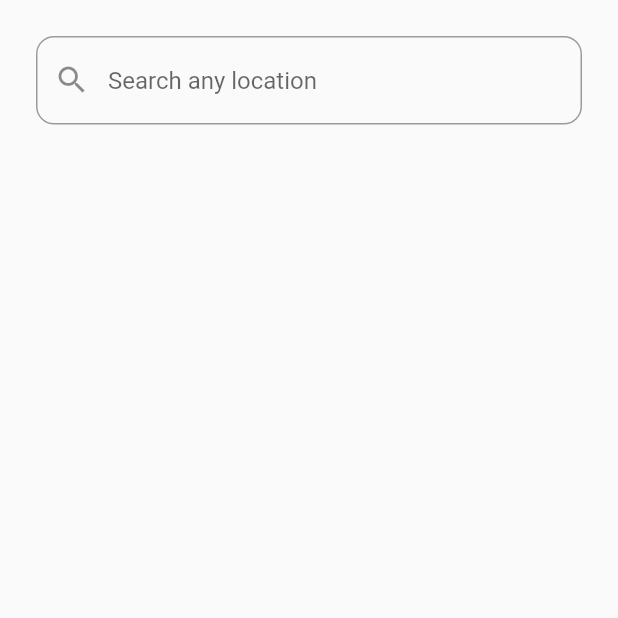
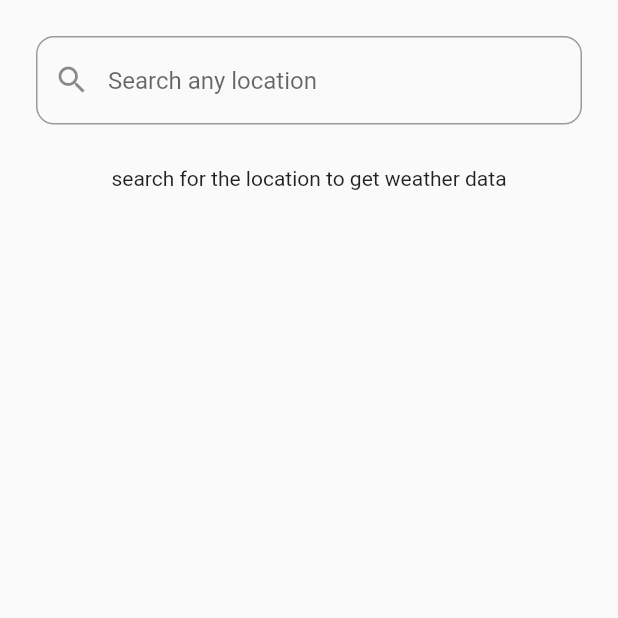
Before and after one commit to SaileshAcharya1229/weather_app, a Flutter app: the screen it shows after launch, on a phone screen of 412 x 824 dp, the top half of it. Run offline on Flutter 3.47's test engine with Material 2 defaults, Android fonts, the phone set to English and light mode, and no system bars.

Commit message:
Finishing up the code

```diff
--- a/lib/api.dart
+++ b/lib/api.dart
@@ -8,7 +8,7 @@ class WeatherApi {
   final String baseUrl = "http://api.weatherapi.com/v1/current.json";
 
   // ignore: non_constant_identifier_names
-  Future<ApiResponse>(String location) async {
+  Future<ApiResponse> getCurrentWeather(String location) async {
     String apiUrl = "$baseUrl?key=$apikey&q=$location";
     try {
       final response = await http.get(Uri.parse(apiUrl));
--- a/lib/homepage.dart
+++ b/lib/homepage.dart
@@ -10,23 +10,37 @@ class HomePage extends StatefulWidget {
 }
 
 class _HomePageState extends State<HomePage> {
+  ApiResponse? response;
+  bool inProgress = false;
+  String message = "search for the location to get weather data";
   @override
   Widget build(BuildContext context) {
     return SafeArea(
         child: Scaffold(
-            body: Container(
-      padding: const EdgeInsets.all(16),
-      child: Column(
-        children: [_buildSearchWidget()],
+      body: Container(
+        padding: const EdgeInsets.all(16),
+        child: Column(
+          children: [
+            _buildSearchWidget(),
+            const SizedBox(
+              height: 20,
+            ),
+            if (inProgress)
+              CircularProgressIndicator()
+            else
+              Expanded(
+                  child: SingleChildScrollView(child: _buildWeatherWidget())),
+          ],
+        ),
       ),
-    )));
+    ));
   }
 
   Widget _buildSearchWidget() {
     return Padding(
       padding: const EdgeInsets.all(8.0),
       child: TextField(
-        decoration: InputDecoration(
+        decoration: const InputDecoration(
           hintText: "Search any location",
           prefixIcon: Icon(Icons.search),
           border: OutlineInputBorder(
@@ -40,8 +54,167 @@ class _HomePageState extends State<HomePage> {
     );
   }
 
+  Widget _buildWeatherWidget() {
+    if (response == null) {
+      return Text(message);
+    } else {
+      return Column(
+        crossAxisAlignment: CrossAxisAlignment.start,
+        children: [
+          Row(
+            crossAxisAlignment: CrossAxisAlignment.end,
+            children: [
+              Icon(
+                Icons.location_on,
+                size: 50,
+              ),
+              Text(
+                response?.location?.name ?? "",
+                style: TextStyle(
+                  fontSize: 40,
+                  fontWeight: FontWeight.w300,
+                ),
+              ),
+              Text(
+                response?.location?.country ?? "",
+                style: TextStyle(
+                  fontSize: 40,
+                  fontWeight: FontWeight.w300,
+                ),
+              ),
+            ],
+          ),
+          const SizedBox(
+            height: 10,
+          ),
+          Row(
+            crossAxisAlignment: CrossAxisAlignment.end,
+            children: [
+              Padding(
+                padding: const EdgeInsets.all(8.0),
+                child: Text(
+                  (response?.current?.tempC.toString() ?? "") + "°c",
+                  style: TextStyle(
+                    fontSize: 60,
+                    fontWeight: FontWeight.bold,
+                  ),
+                ),
+              ),
+              Text(
+                (response?.current?.condition?.text.toString() ?? ""),
+                style: TextStyle(
+                  fontSize: 60,
+                  fontWeight: FontWeight.w500,
+                ),
+              ),
+            ],
+          ),
+          Center(
+            child: SizedBox(
+              height: 200,
+              child: Image.network(
+                "https:${response?.current?.condition?.icon}"
+                    .replaceAll("64 x 64", "128 x 128"),
+                scale: 0.7,
+              ),
+            ),
+          ),
+          Card(
+            elevation: 4,
+            color: Colors.white,
+            child: Column(
+              children: [
+                Row(
+                  mainAxisAlignment: MainAxisAlignment.spaceAround,
+                  children: [
+                    _dataAndTitleWidget("humidity",
+                        response?.current?.humidity?.toString() ?? ""),
+                    _dataAndTitleWidget(
+                        "wind speed",
+                        (response?.current?.windKph?.toString() ?? "") +
+                            "km/h"),
+                  ],
+                ),
+                Row(
+                  mainAxisAlignment: MainAxisAlignment.spaceAround,
+                  children: [
+                    _dataAndTitleWidget("humidity",
+                        response?.current?.humidity?.toString() ?? ""),
+                    _dataAndTitleWidget(
+                        "wind speed",
+                        (response?.current?.windKph?.toString() ?? "") +
+                            "km/h"),
+                  ],
+                ),
+                Row(
+                  mainAxisAlignment: MainAxisAlignment.spaceAround,
+                  children: [
+                    _dataAndTitleWidget(
+                        "UV", response?.current?.uv?.toString() ?? ""),
+                    _dataAndTitleWidget("precipitation",
+                        (response?.current?.precipMm?.toString() ?? "") + "mm"),
+                  ],
+                ),
+                Row(
+                  mainAxisAlignment: MainAxisAlignment.spaceAround,
+                  children: [
+                    _dataAndTitleWidget("Local Time",
+                        response?.location?.localtime?.split(" ").last ?? ""),
+                    _dataAndTitleWidget("Long Date",
+                        response?.location?.localtime?.split(" ").first ?? ""),
+                  ],
+                ),
+              ],
+            ),
+          ),
+        ],
+      );
+    }
+  }
+
+  Widget _dataAndTitleWidget(String title, String data) {
+    return Padding(
+      padding: const EdgeInsets.all(18.0),
+      child: Column(
+        children: [
+          Text(
+            data,
+            style: const TextStyle(
+              fontSize: 27,
+              color: Colors.black87,
+              fontWeight: FontWeight.w600,
+            ),
+          ),
+          Text(
+            title,
+            style: const TextStyle(
+              fontSize: 27,
+              color: Colors.black87,
+              fontWeight: FontWeight.w600,
+            ),
+          ),
+        ],
+      ),
+    );
+  }
+
   _getWeatherData(String location) async {
-    ApiResponse response = WeatherApi().getCurrentWeather(location);
-    print(response.toJson());
+    setState(() {
+      inProgress = true;
+    });
+
+    try {
+      ApiResponse response = await WeatherApi().getCurrentWeather(location);
+      print(response.toJson());
+    } catch (e) {
+      setState(() {
+        message = "failed to get weather";
+        response = null;
+      });
+    } finally {
+      setState(() {
+        inProgress = false;
+      });
+    }
   }
 }
```
Also changed, not shown: lib/main.dart (+2 -5 lines).
